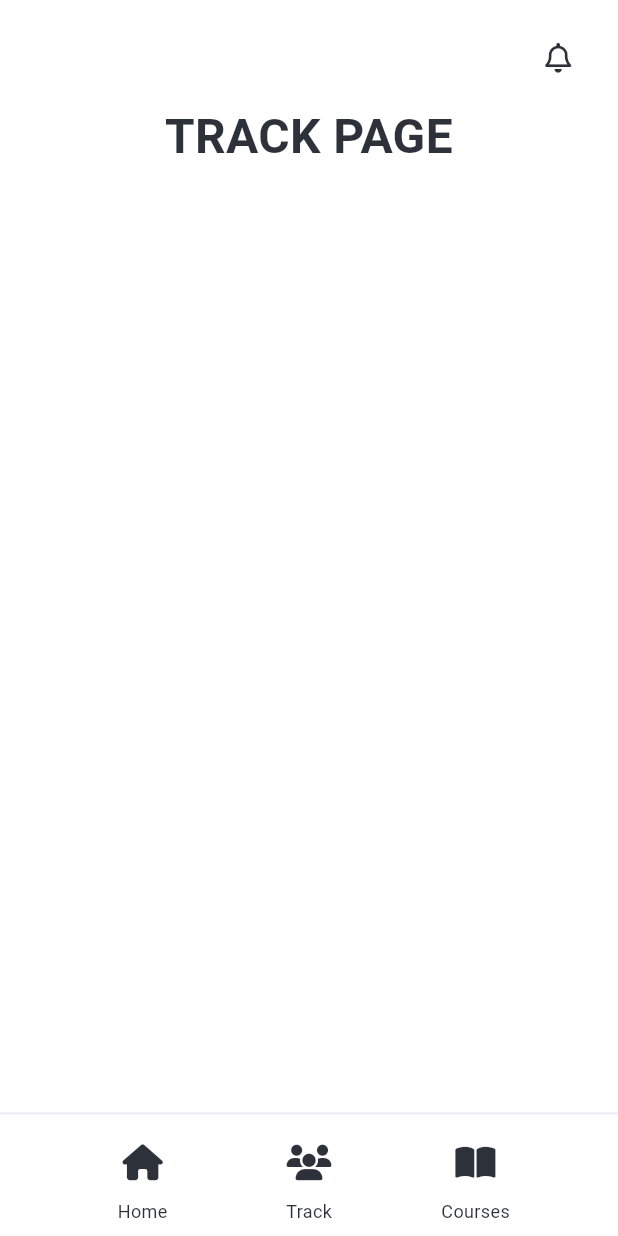
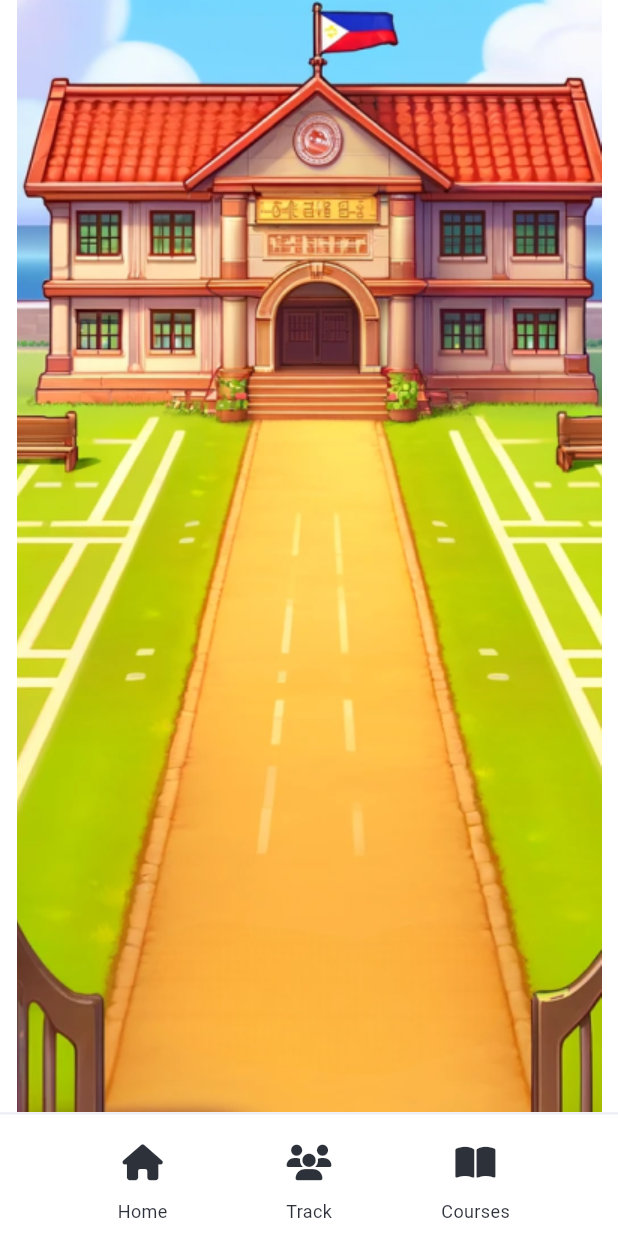
Before and after one commit to SiegfredLorelle/edugaite, a Flutter app: the TrackPage screen opened by its route, on a phone screen of 412 x 824 dp. Run offline on Flutter 3.47's test engine with Material 3 defaults, Android fonts, the phone set to English and light mode, and no system bars; our stand-ins replace carousel_slider, firebase_auth, firebase_core, font_awesome_flutter; missing offline and left inert: flame; accounts and stored records are empty; Roboto replaces fonts that are missing (Lexend).

Commit message:
Add image in track page

```diff
--- a/lib/screens/home.dart
+++ b/lib/screens/home.dart
@@ -2,7 +2,6 @@ import 'package:flutter/material.dart';
 import 'package:font_awesome_flutter/font_awesome_flutter.dart';
 
 import '../widgets/home-image-carousel.dart';
-import '../screens/login.dart';
 import '../screens/game_screen.dart'; // Import the game screen
 
 class HomePage extends StatelessWidget {
--- a/lib/screens/login.dart
+++ b/lib/screens/login.dart
@@ -1,7 +1,5 @@
 import 'package:flutter/material.dart';
 import 'package:firebase_auth/firebase_auth.dart';
-
-import '../screens/profile.dart';
 
 class LoginPage extends StatefulWidget {
   const LoginPage({super.key});
--- a/lib/screens/track.dart
+++ b/lib/screens/track.dart
@@ -11,10 +11,6 @@ class TrackPage extends StatelessWidget {
   @override
   Widget build(BuildContext context) {
     return const Scaffold(
-      appBar: PreferredSize(
-        preferredSize: Size.fromHeight(80.0),
-        child: TrackPageHeader(),
-      ),
       body: Column(
         children: [
           Expanded(
@@ -41,11 +37,6 @@ class TrackPageHeader extends StatelessWidget {
       child: Row(
         mainAxisAlignment: MainAxisAlignment.end,
         children: [
-          IconButton(
-            icon: const FaIcon(FontAwesomeIcons.bell, size: 20),
-            color: const Color.fromRGBO(13, 18, 28, 0.867),
-            onPressed: () {},
-          ),
         ],
       ),
     );
@@ -62,20 +53,32 @@ class TrackPageBody extends StatelessWidget {
       child: Container(
         child: Column(
           children: <Widget>[
-            Container(
-              color: Colors.white70,
-              padding: const EdgeInsets.fromLTRB(8.0, 8.0, 8.0, 8.0),
-              child: const Text(
-                "TRACK PAGE",
-                textAlign: TextAlign.center,
-                style: TextStyle(
-                  fontSize: 32.0,
-                  color: Color.fromRGBO(13, 18, 28, 0.867),
-                  fontFamily: "Lexend",
-                  fontWeight: FontWeight.bold,
+            Stack(
+              alignment: Alignment.center,
+              children: <Widget>[
+                // Bottom image
+                Image.asset(
+                  'assets/images/track/background-2.png',
                 ),
-              ),
+                // Top image
+              ],
             ),
+            // const Image(image: AssetImage('assets/images/home-hero.png')),
+
+            // Container(
+            //   color: Colors.white70,
+            //   padding: const EdgeInsets.fromLTRB(8.0, 8.0, 8.0, 8.0),
+            //   child: const Text(
+            //     "TRACK PAGE",
+            //     textAlign: TextAlign.center,
+            //     style: TextStyle(
+            //       fontSize: 32.0,
+            //       color: Color.fromRGBO(13, 18, 28, 0.867),
+            //       fontFamily: "Lexend",
+            //       fontWeight: FontWeight.bold,
+            //     ),
+            //   ),
+            // ),
 
           ],
         ),
--- a/lib/widgets/nav-footer.dart
+++ b/lib/widgets/nav-footer.dart
@@ -1,9 +1,6 @@
 import 'package:flutter/material.dart';
 import 'package:font_awesome_flutter/font_awesome_flutter.dart';
 
-import '../screens/profile.dart';
-import '../screens/track.dart';
-import '../screens/courses.dart';
 
 class NavFooter extends StatelessWidget {
   const NavFooter({super.key});
--- a/pubspec.yaml
+++ b/pubspec.yaml
@@ -65,7 +65,8 @@ flutter:
   assets:
     - assets/images/
     - assets/images/home-carousel/
-    - assets/images/profile/profile.png
+    - assets/images/profile/
+    - assets/images/track/
     - assets/images/game/player.png
     - assets/images/game/obstacle.png
     # - images/a_dot_ham.jpeg
```
Also changed, not shown: assets/images/track/background-2.png (added), assets/images/track/background.png (added), assets/images/track/title.png (added).
